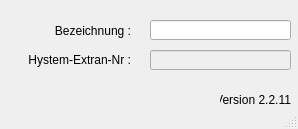
hoettges/QKan, file qkan/database/templates/pumpentypen.ui: the form before one commit.
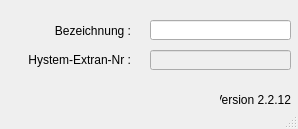
The form after the commit.

The edit to the form file:
```diff
--- a/qkan/database/templates/pumpentypen.ui
+++ b/qkan/database/templates/pumpentypen.ui
@@ -100,7 +100,7 @@
      <string>Version QKan Import</string>
     </property>
     <property name="text">
-     <string>Version 2.2.11</string>
+     <string>Version 2.2.12</string>
     </property>
     <property name="alignment">
      <set>Qt::AlignRight|Qt::AlignTrailing|Qt::AlignVCenter</set>
```
